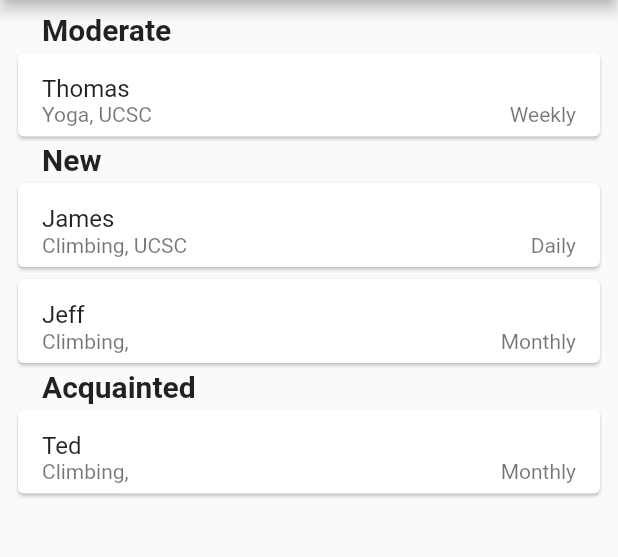
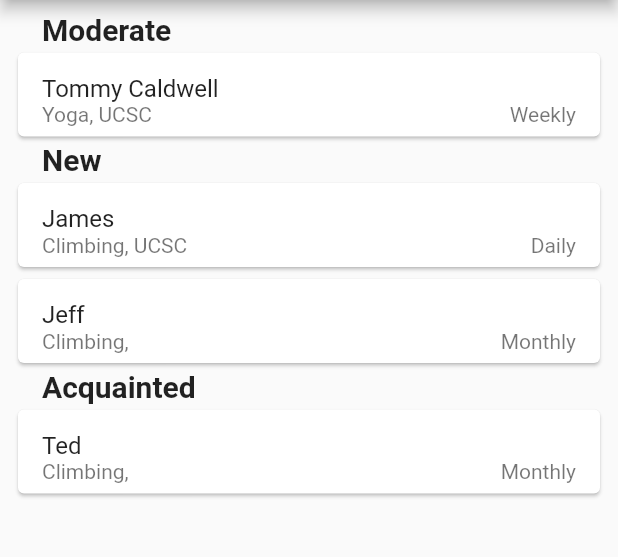
Before and after one commit to oluthje/friends-app-ui-only, a Flutter app: the screen it shows after launch, after a tap on "Friends", on a phone screen of 412 x 824 dp, the part 84-641 px from its top. Run offline on Flutter 3.47's test engine with Material 2 defaults, Android fonts, the phone set to English and light mode, and no system bars; drawn by our look-alikes of grouped_list.

Commit message:
rip thomas

```diff
--- a/lib/constants.dart
+++ b/lib/constants.dart
@@ -52,7 +52,7 @@ final friendsDocs = [
     "check_in_dates": [],
     "check_in_interval": "Weekly",
     "friend_intimacy": 1,
-    "name": "Thomas",
+    "name": "Tommy Caldwell",
     "user_id": 1,
     "id": "1",
   },
```
